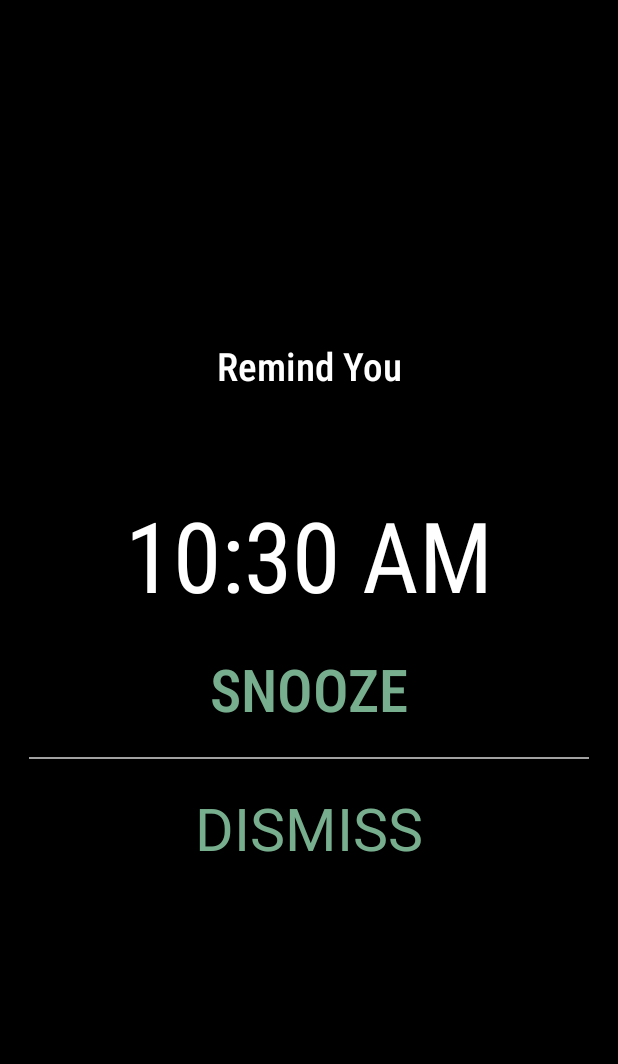
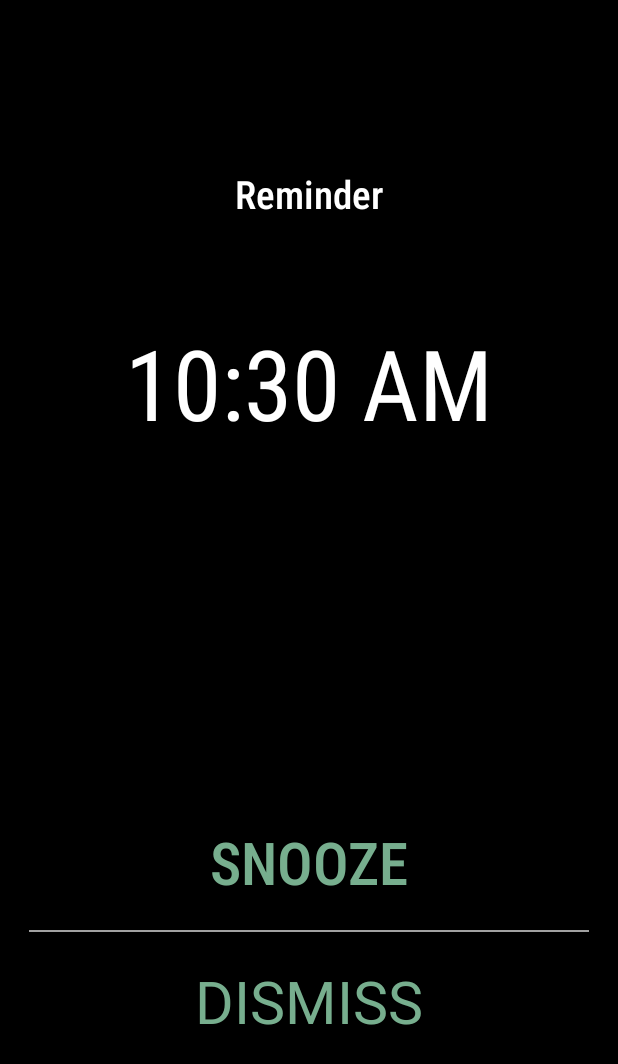
Before and after one commit to aralsalman/VisionaryAlarmClockNew, an Android app: the AlarmActivity screen opened directly, with no data from a screen before it, on a phone screen of 412 x 824 dp. Shown: the top 1064 px of the screen. Run offline under Robolectric (Android 15) with nearby library versions, the phone set to English and light mode, and no system bars; our stand-ins replace Room's generated code, data binding, sdp/ssp sizes; 1 statement that could not run was skipped.

Commit message:
Alarm screen changes with visibility set to invisible

```diff
--- a/app/src/main/res/layout/activity_alarm.xml
+++ b/app/src/main/res/layout/activity_alarm.xml
@@ -10,6 +10,8 @@
     android:gravity="center"
     android:orientation="vertical"
     android:padding="@dimen/_15sdp"
+    android:paddingLeft="@dimen/_15sdp"
+    android:paddingRight="@dimen/_15sdp"
     tools:context=".activity.AlarmActivity">
 
     <com.google.android.material.textview.MaterialTextView
@@ -18,7 +20,7 @@
         android:layout_gravity="center"
         android:fontFamily="sans-serif-condensed-medium"
         android:gravity="center"
-        android:text="Remind You"
+        android:text="Reminder"
         android:textColor="@color/white"
         android:textSize="@dimen/_20sdp" />
 
@@ -30,7 +32,7 @@
         android:fontFamily="sans-serif-condensed"
         android:gravity="center"
         android:padding="@dimen/_15sdp"
-        android:text="Remind Desc"
+        android:text="Test"
         android:textColor="@color/white"
         android:textSize="@dimen/_15sdp" />
 
@@ -45,6 +47,83 @@
         android:text="22:00"
         android:textColor="@color/white"
         android:textSize="@dimen/_50sdp" />
+
+    <LinearLayout
+        android:layout_width="match_parent"
+        android:layout_height="wrap_content"
+        android:orientation="horizontal"
+        android:id="@+id/LLAlarmMap"
+        android:visibility="invisible"
+        >
+        <TextView
+            android:id="@+id/left_text"
+            android:layout_width="match_parent"
+            android:layout_height="wrap_content"
+            android:textColor="@color/white"
+            android:layout_weight="1"
+            android:padding="@dimen/_15sdp"
+            android:textSize="@dimen/_18sdp"
+            android:gravity="left"
+            android:text="20 min to reach destination"
+            />
+
+        <ImageView
+            android:id="@+id/idGTMap"
+            android:layout_width="wrap_content"
+            android:layout_height="match_parent"
+            android:layout_gravity="right"
+            android:background="@android:color/transparent"
+            android:src="@android:drawable/ic_dialog_map"
+            app:tint="@color/white" />
+    </LinearLayout>
+    <RelativeLayout
+        android:layout_width="match_parent"
+        android:layout_height="wrap_content"
+        android:id="@+id/RLAlarmWeather"
+        android:visibility="invisible"
+        >
+
+        <TextView
+            android:layout_width="match_parent"
+            android:layout_height="wrap_content"
+            android:id="@+id/idTVTemperature"
+            android:gravity="center"
+            android:text="20 °F"
+            android:textAlignment="center"
+            android:textSize="30sp"
+            android:textColor="@color/white"/>
+
+        <ImageView
+            android:id="@+id/idIVCondition"
+            android:layout_width="60dp"
+            android:layout_height="60dp"
+            android:layout_below="@+id/idTVTemperature"
+            android:layout_centerHorizontal="true"
+            android:layout_marginStart="5dp"
+            android:layout_marginTop="5dp"
+            android:layout_marginEnd="5dp"
+            android:layout_marginBottom="5dp"
+            android:padding="4dp"
+            android:src="@drawable/c04d" />
+
+        <TextView
+            android:id="@+id/idTVCondition"
+            android:layout_width="match_parent"
+            android:layout_height="wrap_content"
+            android:layout_below="@+id/idIVCondition"
+            android:layout_centerHorizontal="true"
+            android:layout_marginStart="4dp"
+            android:layout_marginTop="4dp"
+            android:layout_marginEnd="4dp"
+            android:layout_marginBottom="4dp"
+            android:gravity="center"
+            android:text="Cloudy"
+            android:textSize="30sp"
+            android:textAlignment="center"
+            android:textColor="@color/white" />
+
+
+    </RelativeLayout>
 
     <TextView
         android:id="@+id/tvSnooze"
```
